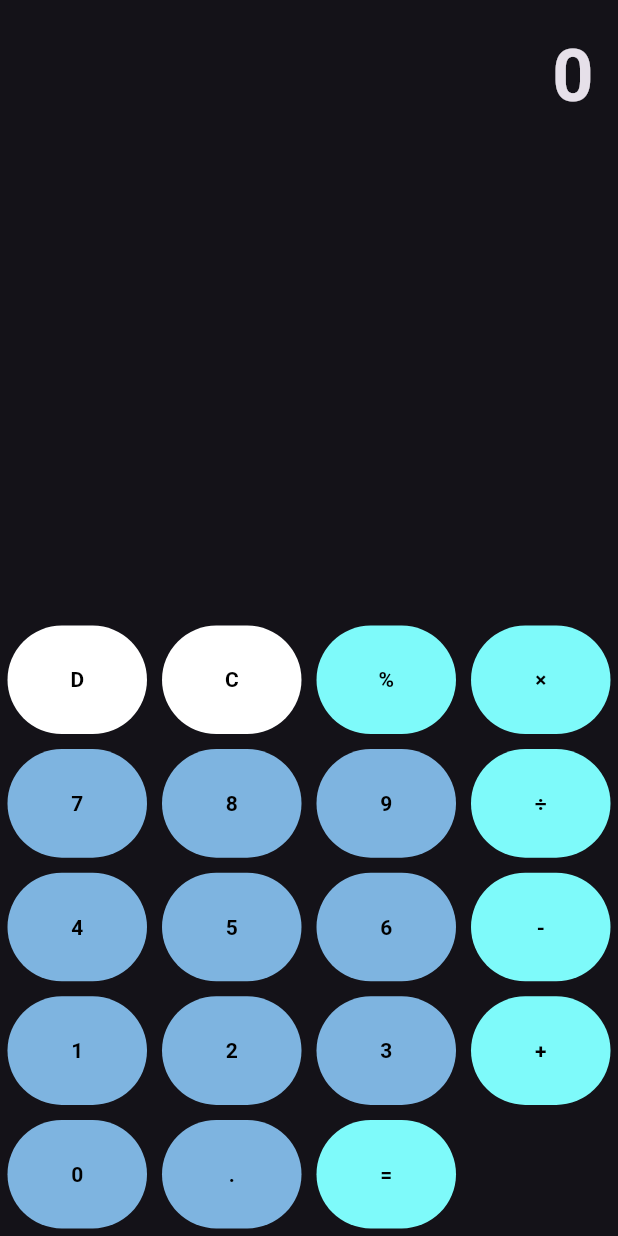
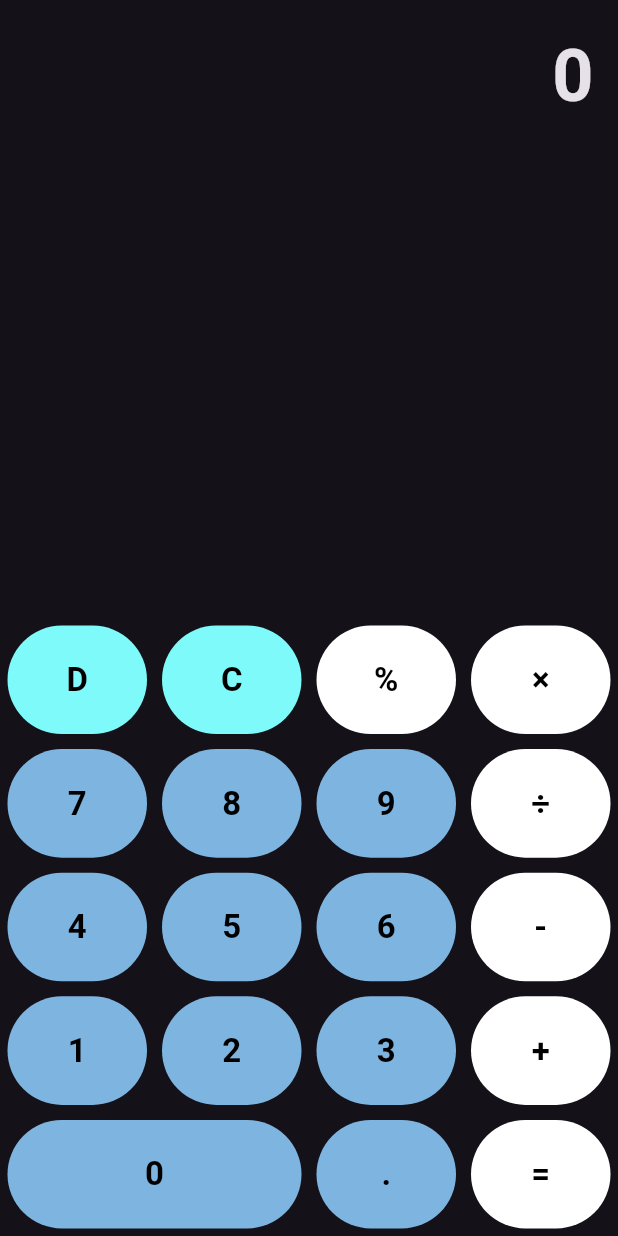
Before and after one commit to Yannick-Apostel/Calculator, a Flutter app: the screen it shows after launch, on a phone screen of 412 x 824 dp. Run offline on Flutter 3.47's test engine with Material 3 defaults, Android fonts, the phone set to English and light mode, and no system bars.

Commit message:
architecture adapted

```diff
--- a/calculator/lib/presentation/CalculatorScreen/calculator.dart
+++ b/calculator/lib/presentation/CalculatorScreen/calculator.dart
@@ -1,4 +1,5 @@
 import 'package:calculator/constants/values.dart';
+import 'package:calculator/presentation/CalculatorScreen/widget/display.dart';
 import 'package:calculator/presentation/CalculatorScreen/widget/num_Buttons.dart';
 
 import 'package:flutter/material.dart';
@@ -11,10 +12,6 @@ class CalculatorScreen extends StatefulWidget {
 }
 
 class _CalculatorScreenState extends State<CalculatorScreen> {
-
-Widget buildButton(value){
-  return Text(value);
-}
   @override
   Widget build(BuildContext context) {
     final screenSize = MediaQuery.of(context).size;
@@ -23,33 +20,22 @@ Widget buildButton(value){
         bottom: false,
         child: Column(children: [
           //output
-          Expanded(
-            child: SingleChildScrollView(
-
-              child: Container(
-                alignment: Alignment.bottomRight,
-                padding: const EdgeInsets.all(16),
-                child: const Text(
-                  '0',
-                  style: TextStyle(fontWeight: FontWeight.bold, fontSize: 48),
-                  textAlign: TextAlign.end,
-                ),
-              ),
-            ),
-          ),
-
+          Display(num1: '', num2: '', operand: '',),
           Wrap(
-            children:
-              Values.buttonValues.map((value) => SizedBox(
-                width: screenSize.width/4,
-                height: screenSize.width/5,
-                child: NumberedButton( value: value,))).toList()
-            ,
+            children: Values.buttonValues
+                .map((value) => SizedBox(
+                    width: value == Values.n0
+                        ? screenSize.width / 2
+                        : (screenSize.width / 4),
+                    height: screenSize.width / 5,
+                    child: NumberedButton(
+                      value: value,
+                    )))
+                .toList(),
           )
           //buttons
         ]),
       ),
     );
   }
-
 }
--- /dev/null
+++ b/calculator/lib/presentation/CalculatorScreen/widget/display.dart
@@ -0,0 +1,26 @@
+import 'package:flutter/material.dart';
+
+class Display extends StatelessWidget {
+  final String num1;
+  final String num2 ;
+  final String operand ;
+   const Display({super.key, required this.num1, required this.num2, required this.operand});
+
+
+  @override
+  Widget build(BuildContext context) {
+    return Expanded(
+      child: SingleChildScrollView(
+        child: Container(
+          alignment: Alignment.bottomRight,
+          padding: const EdgeInsets.all(16),
+          child: Text(
+            '$num1$operand$num2'.isEmpty ? '0' : '$num1 $operand $num2',
+            style: const TextStyle(fontWeight: FontWeight.bold, fontSize: 48),
+            textAlign: TextAlign.end,
+          ),
+        ),
+      ),
+    );
+  }
+}
--- a/calculator/lib/presentation/CalculatorScreen/widget/num_Buttons.dart
+++ b/calculator/lib/presentation/CalculatorScreen/widget/num_Buttons.dart
@@ -1,36 +1,48 @@
 import 'package:calculator/constants/values.dart';
+import 'package:calculator/presentation/CalculatorScreen/calculator.dart';
 import 'package:flutter/material.dart';
 
-class NumberedButton extends StatelessWidget {
+class NumberedButton extends StatefulWidget {
   final String value;
   const NumberedButton({super.key, required this.value});
 
+  @override
+  State<NumberedButton> createState() => _NumberedButtonState();
+}
+
+class _NumberedButtonState extends State<NumberedButton> {
   @override
   Widget build(BuildContext context) {
     return Padding(
       padding: const EdgeInsets.all(5.0),
       child: Material(
         clipBehavior: Clip.hardEdge,
-        color: getBtnColor(value),
+        color: getBtnColor(widget.value),
         shape: OutlineInputBorder(
             borderRadius: BorderRadius.circular(100),
             borderSide: BorderSide.none),
         child: InkWell(
-            onTap: () {},
+            onTap: ()  {},
             child: Center(
                 child: Text(
-              value,
-              style: TextStyle(
+              widget.value,
+              style: const TextStyle(
                 color: Colors.black,
-                fontWeight: FontWeight.bold
+                fontWeight: FontWeight.bold,
+                fontSize: 22
               ),
             ))),
       ),
     );
   }
+
+  void onBtnTap(String value){
+
+  }
+
   Color getBtnColor(value){
     return [Values.del, Values.clr].contains(value)
-            ? Colors.white
+            ? Color.fromARGB(255, 126, 250, 250)
             : [
                 Values.per,
                 Values.multiply,
@@ -39,7 +51,7 @@ class NumberedButton extends StatelessWidget {
                 Values.divide,
                 Values.calculate
               ].contains(value)
-                ? Color.fromARGB(255, 126, 250, 250)
+                ? Colors.white
                 : const Color.fromARGB(255, 126, 180, 224);
   }
 }
```
Also changed, not shown: calculator/pubspec.yaml (+4 -12 lines), calculator/pubspec.lock.
